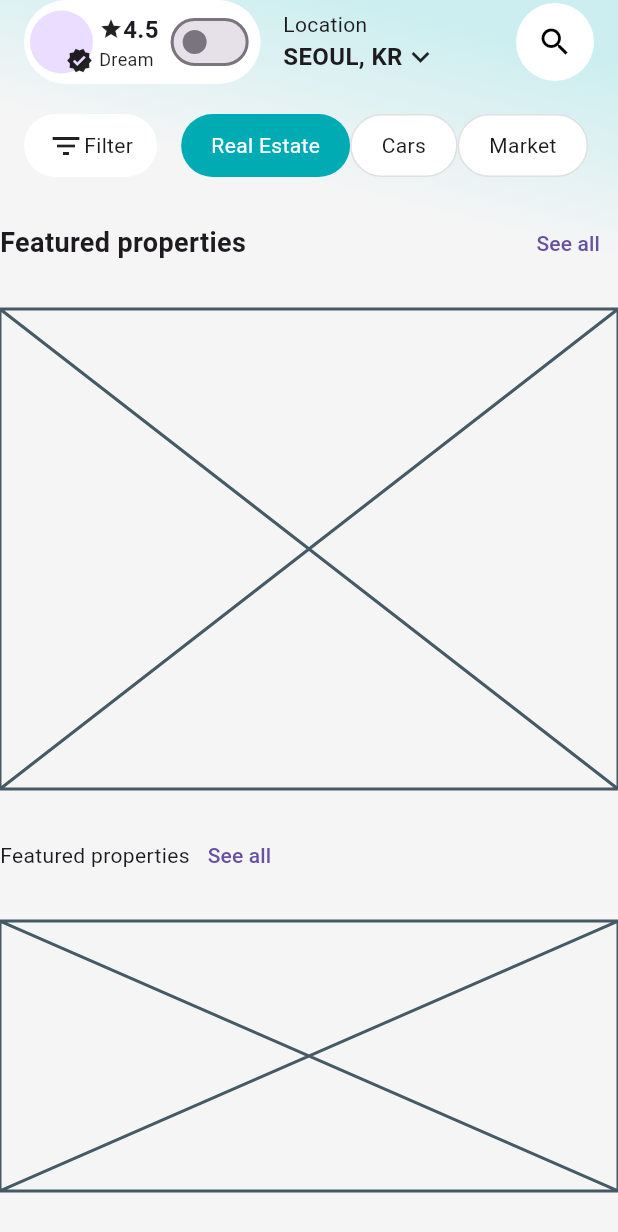
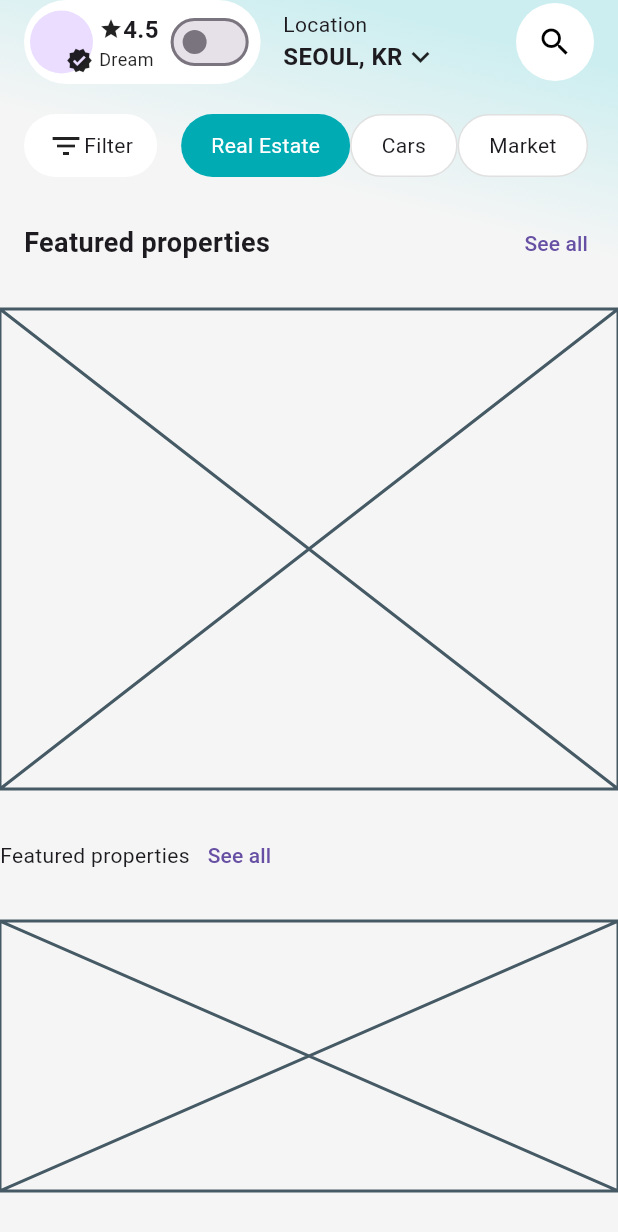
Before and after one commit to JAICHANGPARK/flutter_notebook_chapter_49, a Flutter app: the RealEstateHomePage screen opened directly, on a phone screen of 412 x 824 dp. Shown: the top 1232 px of the screen. Run offline on Flutter 3.47's test engine with Material 3 defaults, Android fonts, the phone set to English and light mode, and no system bars; our stand-ins replace dots_indicator, gap, google_fonts.

Commit message:
Update real_estate_home_page.dart

```diff
--- a/lib/ep2472_real_estate_app/ui/real_estate_home_page.dart
+++ b/lib/ep2472_real_estate_app/ui/real_estate_home_page.dart
@@ -196,7 +196,9 @@ class _RealEstateHomePageState extends State<RealEstateHomePage> {
                       ],
                     ),
                   ),
-                  Row(
+                  Padding(
+                    padding: const EdgeInsets.only(left: 16, right: 8),
+                    child: Row(
                       mainAxisAlignment: MainAxisAlignment.spaceBetween,
                       children: [
                         Text("Featured properties",style: TextStyle(
@@ -205,6 +207,7 @@ class _RealEstateHomePageState extends State<RealEstateHomePage> {
                         ),),
                         TextButton(onPressed: () {}, child: Text("See all")),
                       ],
+                    ),
                   ),
                   SizedBox(height: 320, child: Placeholder()),
                   Row(
```
Lines whose indentation alone changed are shown as unchanged.
